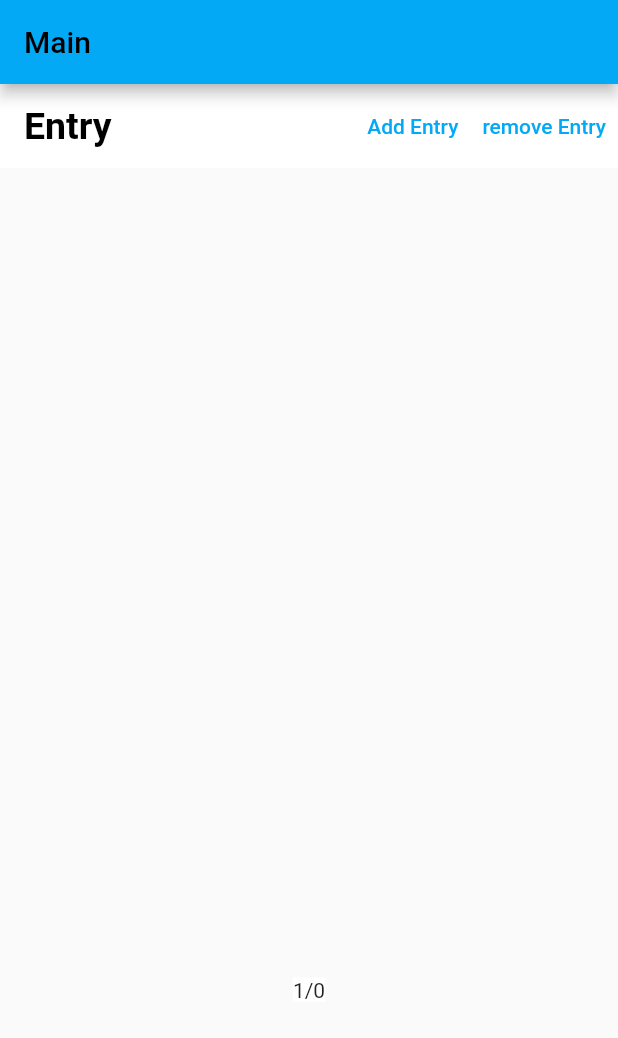
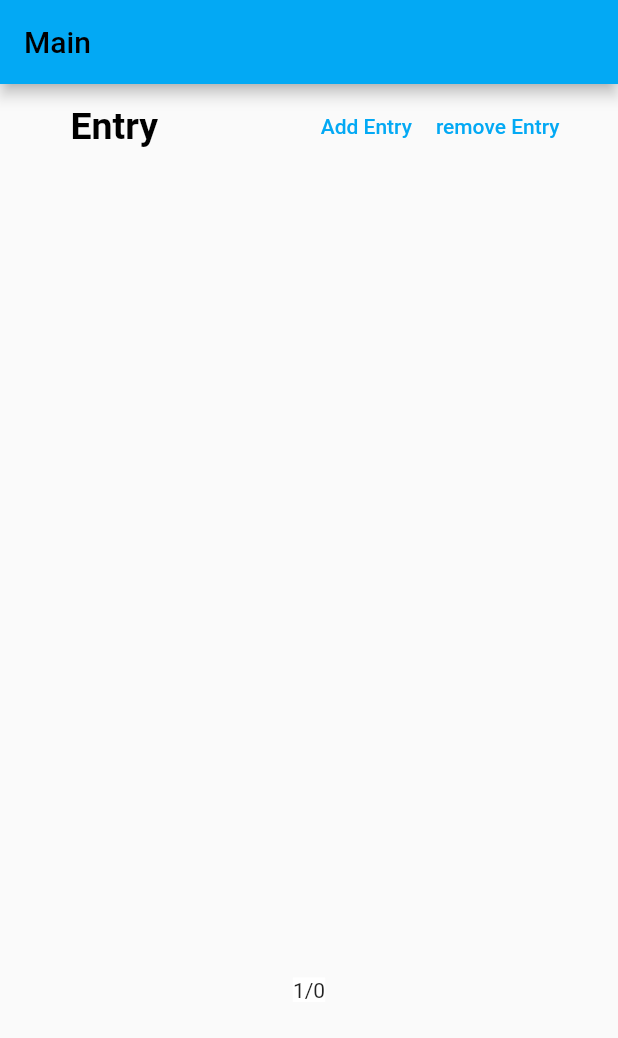
Before and after one commit to hamletSolanoD/MosaiccApp, a Flutter app: the screen it shows after launch, on a phone screen of 412 x 824 dp. Shown: the top 1038 px of the screen. Run offline on Flutter 3.47's test engine with Material 2 defaults, Android fonts, the light colour scheme and no system bars; drawn by our look-alikes of carousel_slider.

Commit message:
TextFieldEntry v1.2

```diff
--- a/lib/Widgets/JournalWidgets/TextAreaEntry.dart
+++ b/lib/Widgets/JournalWidgets/TextAreaEntry.dart
@@ -81,13 +81,19 @@ class _TextAreaEntryState extends State<TextAreaEntry> {
     super.dispose();
   }
 
+@override
+initState() {
+  super.initState();
+
+ // Add listeners to this class
+}
   @override
   Widget build(BuildContext context) {
-    return Container(
+    Container contBuild = Container(
       child: Column(
         children: [
-          PreferredSize(
-              preferredSize: Size.fromWidth(100.0),
+          Container(
+            width: 350,
              child: AppBar(
               automaticallyImplyLeading: false, // hides leading widget
               elevation: 0,
@@ -95,7 +101,7 @@ class _TextAreaEntryState extends State<TextAreaEntry> {
                   "Entry",
                   style: TextStyle(fontWeight: FontWeight.bold, fontSize: 25),
                 ),
-                backgroundColor: Colors.white,
+                backgroundColor: Colors.transparent,
                 actions: <Widget> [TextButton(
                     onPressed: () => {_addNewEntryEvent()},
                     child: const Text("Add Entry")),
@@ -138,6 +144,9 @@ class _TextAreaEntryState extends State<TextAreaEntry> {
         ],
       ),
     );
+
+
+    return contBuild;
   }
 
   void _addNewEntryEvent() {
```
